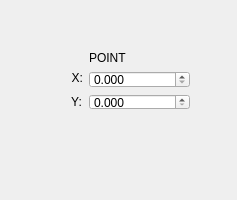
Old version of the form ShrikeDxf/PointAttribute.ui in the repository whisper512/ShrikeDxf-V0.1.
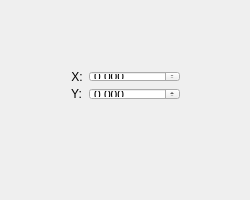
New version of the form.

Patch:
```diff
--- a/ShrikeDxf/PointAttribute.ui
+++ b/ShrikeDxf/PointAttribute.ui
@@ -6,31 +6,24 @@
    <rect>
     <x>0</x>
     <y>0</y>
-    <width>237</width>
+    <width>250</width>
     <height>200</height>
    </rect>
   </property>
   <property name="windowTitle">
    <string>PointAttributeClass</string>
   </property>
-  <widget class="QWidget" name="layoutWidget">
+  <widget class="QWidget" name="">
    <property name="geometry">
     <rect>
      <x>60</x>
-     <y>40</y>
-     <width>141</width>
-     <height>81</height>
+     <y>60</y>
+     <width>131</width>
+     <height>51</height>
     </rect>
    </property>
    <layout class="QFormLayout" name="formLayout">
-    <item row="0" column="1">
-     <widget class="QLabel" name="label">
-      <property name="text">
-       <string>POINT</string>
-      </property>
-     </widget>
-    </item>
-    <item row="1" column="0">
+    <item row="0" column="0">
      <widget class="QLabel" name="labelX">
       <property name="layoutDirection">
        <enum>Qt::LayoutDirection::LeftToRight</enum>
@@ -39,11 +32,11 @@
        <string>X:</string>
       </property>
       <property name="alignment">
-       <set>Qt::AlignmentFlag::AlignRight|Qt::AlignmentFlag::AlignTop|Qt::AlignmentFlag::AlignTrailing</set>
+       <set>Qt::AlignmentFlag::AlignCenter</set>
       </property>
      </widget>
     </item>
-    <item row="1" column="1">
+    <item row="0" column="1">
      <widget class="QDoubleSpinBox" name="doubleSpinBox_X">
       <property name="decimals">
        <number>3</number>
@@ -53,7 +46,7 @@
       </property>
      </widget>
     </item>
-    <item row="2" column="0">
+    <item row="1" column="0">
      <widget class="QLabel" name="labelY">
       <property name="text">
        <string>Y:</string>
@@ -63,7 +56,7 @@
       </property>
      </widget>
     </item>
-    <item row="2" column="1">
+    <item row="1" column="1">
      <widget class="QDoubleSpinBox" name="doubleSpinBox_Y">
       <property name="decimals">
        <number>3</number>
```
Left out of the diff: 4 changed lines with no effect on the pictures.
